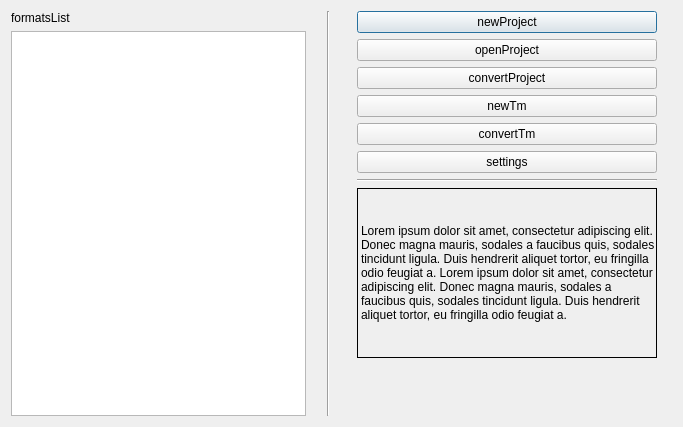
Old version of the form res/ui/launchDialog.ui in the repository mratmartinez/Mapuche.
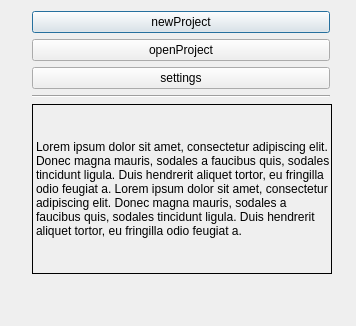
New version of the form.

Commit message:
Changing the aim of the project
I decided to redesign Mapuche in order to just fulfill my requirements.
TODO:
    -Fix the icon placement.
    -Enable multiple tilemaps in the viewer.
    -Load maps.
    -Compile.

```diff
--- a/res/ui/launchDialog.ui
+++ b/res/ui/launchDialog.ui
@@ -6,14 +6,14 @@
    <rect>
     <x>0</x>
     <y>0</y>
-    <width>683</width>
-    <height>427</height>
+    <width>356</width>
+    <height>326</height>
    </rect>
   </property>
   <property name="minimumSize">
    <size>
-    <width>665</width>
-    <height>350</height>
+    <width>356</width>
+    <height>326</height>
    </size>
   </property>
   <property name="windowTitle">
@@ -22,30 +22,6 @@
   <layout class="QGridLayout" name="gridLayout">
    <item row="0" column="0">
     <layout class="QHBoxLayout" name="horizontalLayout">
-     <item>
-      <layout class="QGridLayout" name="gridLayout_3">
-       <property name="rightMargin">
-        <number>15</number>
-       </property>
-       <item row="0" column="0">
-        <widget class="QLabel" name="formatsListLabel">
-         <property name="text">
-          <string>formatsList</string>
-         </property>
-        </widget>
-       </item>
-       <item row="1" column="0">
-        <widget class="QListWidget" name="formatsListWidget"/>
-       </item>
-      </layout>
-     </item>
-     <item>
-      <widget class="Line" name="line">
-       <property name="orientation">
-        <enum>Qt::Vertical</enum>
-       </property>
-      </widget>
-     </item>
      <item>
       <layout class="QFormLayout" name="formLayout">
        <property name="leftMargin">
@@ -69,20 +45,20 @@
         </widget>
        </item>
        <item row="3" column="1">
-        <widget class="QPushButton" name="convProjBtn">
-         <property name="text">
-          <string>convertProject</string>
-         </property>
-        </widget>
-       </item>
-       <item row="6" column="1">
         <widget class="QPushButton" name="settBtn">
          <property name="text">
           <string>settings</string>
          </property>
         </widget>
        </item>
-       <item row="8" column="1">
+       <item row="4" column="1">
+        <widget class="Line" name="line_2">
+         <property name="orientation">
+          <enum>Qt::Horizontal</enum>
+         </property>
+        </widget>
+       </item>
+       <item row="5" column="1">
         <widget class="QLabel" name="formatInfoLabel">
          <property name="minimumSize">
           <size>
@@ -122,27 +98,6 @@
          </property>
         </widget>
        </item>
-       <item row="7" column="1">
-        <widget class="Line" name="line_2">
-         <property name="orientation">
-          <enum>Qt::Horizontal</enum>
-         </property>
-        </widget>
-       </item>
-       <item row="4" column="1">
-        <widget class="QPushButton" name="newTmBtn">
-         <property name="text">
-          <string>newTm</string>
-         </property>
-        </widget>
-       </item>
-       <item row="5" column="1">
-        <widget class="QPushButton" name="convTmBtn">
-         <property name="text">
-          <string>convertTm</string>
-         </property>
-        </widget>
-       </item>
       </layout>
      </item>
     </layout>
```
The commit also changes 5 other files.
